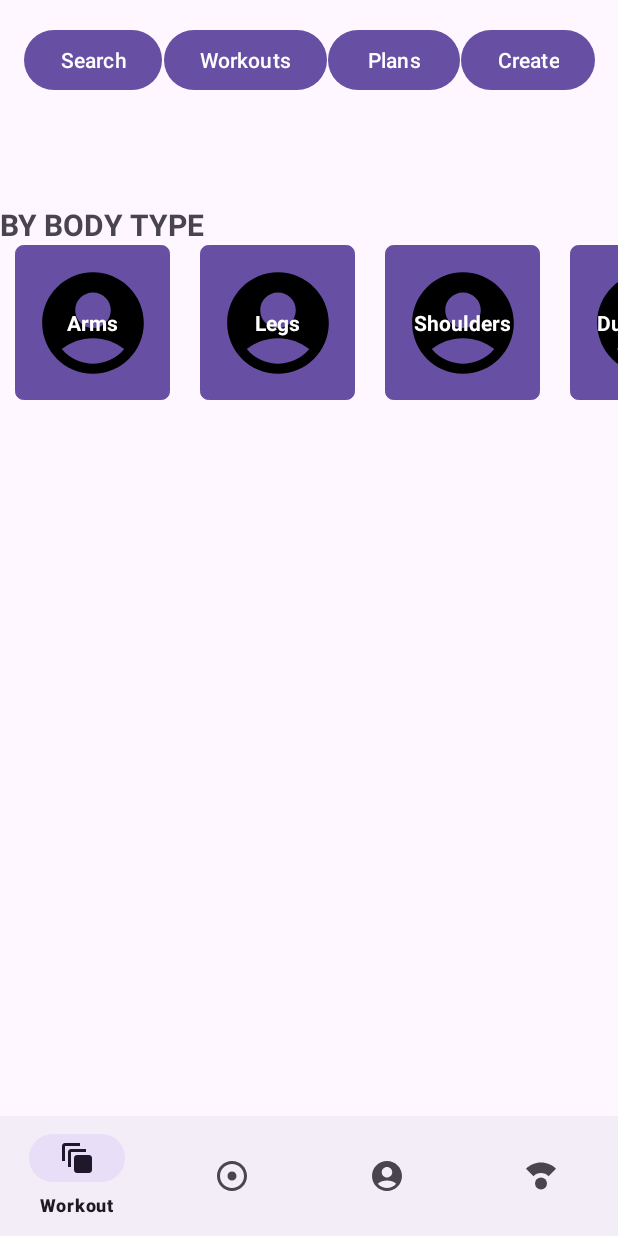
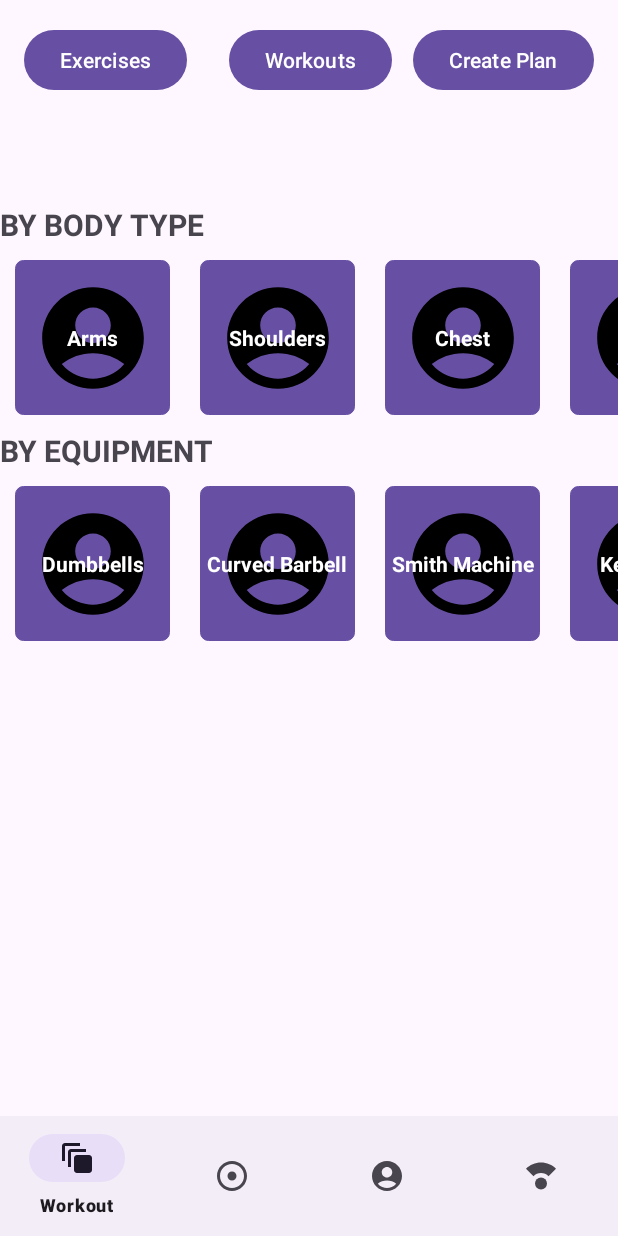
Before and after one commit to MichaelJMorrison/ValiantFitnessHons, an Android app: the screen it shows after launch (MainActivity), on a phone screen of 412 x 824 dp. Run offline under Robolectric (Android 15) with nearby library versions, the phone set to English and light mode, and no system bars.

Commit message:
Workout
Recycler Viewer for Workout Plan near complete, only need to add icons to recycler itens, functionality to fragments, from recycler and should have the main workout stage completed by wednesday

```diff
--- a/app/src/main/java/honours/application/valiantfitness/WorkoutFragment.java
+++ b/app/src/main/java/honours/application/valiantfitness/WorkoutFragment.java
@@ -11,9 +11,13 @@ import androidx.recyclerview.widget.RecyclerView;
 
 import java.util.ArrayList;
 import java.util.List;
+
+import android.util.Log;
 import android.view.LayoutInflater;
 import android.view.View;
 import android.view.ViewGroup;
+import android.widget.Button;
+import android.widget.TextView;
 
 import honours.application.valiantfitness.databinding.ActivityMainBinding;
 import honours.application.valiantfitness.exercisecategory.ExerciseCategory;
@@ -24,20 +28,26 @@ import honours.application.valiantfitness.recyclerviewadapters.ExerciseReyclerAd
  * Use the {@link WorkoutFragment#newInstance} factory method to
  * create an instance of this fragment.
  */
-public class WorkoutFragment extends Fragment {
+public class WorkoutFragment extends Fragment implements View.OnClickListener {
 
     // TODO: Rename parameter arguments, choose names that match
     // the fragment initialization parameters, e.g. ARG_ITEM_NUMBER
 
     private RecyclerView exerciseRecyler;
+    private RecyclerView exerciseRecyler2;
     private List<ExerciseCategory> exerciseCategoryList;
+    private List<ExerciseCategory> exerciseCategoryList2;
     private ExerciseReyclerAdapter RVAdapter;
+    private ExerciseReyclerAdapter RVAdapter2;
+
+    private String mode;
     // TODO: Rename and change types of parameters
     private String mParam1;
     private String mParam2;
 
     public WorkoutFragment() {
         // Required empty public constructor
+        this.mode = "Exercise";
     }
 
     /**
@@ -72,25 +82,118 @@ public class WorkoutFragment extends Fragment {
         return inflater.inflate(R.layout.fragment_workout, container, false);
     }
 
+    public List<ExerciseCategory> getExerciseBody(){
+
+        List<ExerciseCategory> ECL;
+        ECL= new ArrayList<>();
+        ECL.add(new ExerciseCategory("Arms","Arms"));
+        ECL.add(new ExerciseCategory("Shoulders","Shoulders"));
+        ECL.add(new ExerciseCategory("Chest","Chest"));
+        ECL.add(new ExerciseCategory("Legs","Legs"));
+        ECL.add(new ExerciseCategory("Back","Back"));
+        ECL.add(new ExerciseCategory("Abs","Abs"));
+    return  ECL;
+    };
+
+    public List<ExerciseCategory> getExerciseEquipment(){
+
+        List<ExerciseCategory> ECL;
+        ECL= new ArrayList<>();
+
+        ECL.add(new ExerciseCategory("Dumbbells","Chest"));
+        ECL.add(new ExerciseCategory("Curved Barbell","Chest"));
+        ECL.add(new ExerciseCategory("Smith Machine","Chest"));
+        ECL.add(new ExerciseCategory("Kettle Bell","Chest"));
+        ECL.add(new ExerciseCategory("No Equipment","Chest"));
+        return  ECL;
+    };
+
+    public List<ExerciseCategory> getWorkoutBody(){
+
+        List<ExerciseCategory> ECL;
+        ECL= new ArrayList<>();
+        ECL.add(new ExerciseCategory("Abs Basic","Abs"));
+
+        return  ECL;
+    };
+
+    public List<ExerciseCategory> getWorkoutEquipment(){
+
+        List<ExerciseCategory> ECL;
+        ECL= new ArrayList<>();
+
+        ECL.add(new ExerciseCategory("Upper Body Rush","Chest"));
+        ECL.add(new ExerciseCategory("Insanity Run","Cardio"));
+        return  ECL;
+    };
+
     @Override
     public void onViewCreated(@NonNull View view, @Nullable Bundle savedInstanceState) {
         super.onViewCreated(view, savedInstanceState);
-        this.exerciseCategoryList = new ArrayList<>();
-        this.exerciseCategoryList.add(new ExerciseCategory("Arms","Arms"));
-        this.exerciseCategoryList.add(new ExerciseCategory("Legs","Legs"));
-        this.exerciseCategoryList.add(new ExerciseCategory("Shoulders","Shoulders"));
-        this.exerciseCategoryList.add(new ExerciseCategory("Dumbbells","Arms"));
-        this.exerciseCategoryList.add(new ExerciseCategory("Bench","Legs"));
-        this.exerciseCategoryList.add(new ExerciseCategory("Smith Machine","Shoulders"));
-        this.exerciseCategoryList.add(new ExerciseCategory("Row","Arms"));
-        this.exerciseCategoryList.add(new ExerciseCategory("Back","Back"));
-        this.exerciseCategoryList.add(new ExerciseCategory("Shoulders","Shoulders"));
+        this.exerciseCategoryList = getExerciseEquipment();
+        this.exerciseCategoryList2 = getExerciseBody();
         exerciseRecyler = view.findViewById(R.id.rv_Exercise);
-        RVAdapter = new ExerciseReyclerAdapter(getContext(),exerciseCategoryList);
+        exerciseRecyler2 = view.findViewById(R.id.rv_Exercise2);
+        RVAdapter = new ExerciseReyclerAdapter(getContext(),exerciseCategoryList2);
+        RVAdapter2 = new ExerciseReyclerAdapter(getContext(),exerciseCategoryList);
         exerciseRecyler.setAdapter(RVAdapter);
+        exerciseRecyler2.setAdapter(RVAdapter2);
+
+
         LinearLayoutManager layoutManager
                 = new LinearLayoutManager(getContext(), LinearLayoutManager.HORIZONTAL, false);
-        exerciseRecyler.setLayoutManager(layoutManager);
+        LinearLayoutManager layoutManager2
+                = new LinearLayoutManager(getContext(), LinearLayoutManager.HORIZONTAL, false);
+       exerciseRecyler.setLayoutManager(layoutManager);
+       exerciseRecyler2.setLayoutManager(layoutManager2);
+
+        //swapRecyclers(view);
+        Button btnWorkout = view.findViewById(R.id.btnWorkout);
+        btnWorkout.setOnClickListener(this);
+        Button btnCreate = view.findViewById(R.id.btnCreate);
+        btnCreate.setOnClickListener(this);
+        Button btnPlan = view.findViewById(R.id.btnPlan);
+        btnPlan.setOnClickListener(this);
+    }
+    @Override
+    public void onClick(View view) {
+
+        switch (view.getId()) {
+
+            case R.id.btnWorkout:
+                this.mode = "Exercise";
+
+                swapRecyclers(view);
+                break;
+            case R.id.btnCreate:
+
+                break;
+            case R.id.btnPlan:
+                this.mode = "Plan";
+                swapRecyclers(view);
+                break;
+            default:
+                break;
+
+        }
+
+
 
     }
+
+    public void swapRecyclers(View view){
+        if (this.mode == "Exercise"){
+            this.exerciseCategoryList = getExerciseEquipment();
+            this.exerciseCategoryList2 = getExerciseBody();
+
+        }else {
+            this.exerciseCategoryList = getWorkoutEquipment();
+            this.exerciseCategoryList2 = getWorkoutBody();
+        }
+
+        RVAdapter.setExerciseCategories(exerciseCategoryList2);
+        RVAdapter2.setExerciseCategories(exerciseCategoryList);
+
+    }
+
 }
--- a/app/src/main/java/honours/application/valiantfitness/recyclerviewadapters/ExerciseReyclerAdapter.java
+++ b/app/src/main/java/honours/application/valiantfitness/recyclerviewadapters/ExerciseReyclerAdapter.java
@@ -19,11 +19,23 @@ public class ExerciseReyclerAdapter extends RecyclerView.Adapter<ExerciseReycler
     private Context context;
     private List<ExerciseCategory> exerciseCategories;
     private static final String TAG = "ExerciseReyclerAdapter";
+
+    private String mode;
     public ExerciseReyclerAdapter(Context context, List<ExerciseCategory> exerciseCategories) {
         super();
         this.context = context;
         this.exerciseCategories = exerciseCategories;
     }
+
+    public void setExerciseCategories(List<ExerciseCategory> newExerciseCategories) {
+        exerciseCategories = newExerciseCategories;
+        notifyDataSetChanged();
+    }
+
+    public void setMode(String mode) {
+        this.mode = mode;
+    }
+
 
     @NonNull
     @Override
@@ -39,15 +51,17 @@ public class ExerciseReyclerAdapter extends RecyclerView.Adapter<ExerciseReycler
 
     @Override
     public void onBindViewHolder(@NonNull ExerciseViewHolder holder, int position) {
-        ExerciseCategory exerciseCategory = this.exerciseCategories.get(position);
+        ExerciseCategory exerciseCategory = exerciseCategories.get(position);
         TextView textView = holder.itemView.findViewById(R.id.categoryText);
         textView.setText(exerciseCategory.getName());
     }
 
     @Override
     public int getItemCount() {
-        return this.exerciseCategories.size();
+        return exerciseCategories.size();
     }
+
+
 
     class ExerciseViewHolder extends RecyclerView.ViewHolder {
 
--- a/app/src/main/res/layout/fragment_workout.xml
+++ b/app/src/main/res/layout/fragment_workout.xml
@@ -9,25 +9,13 @@
 
 
     <Button
-        android:id="@+id/btnSearch"
-        android:layout_width="wrap_content"
-        android:layout_height="wrap_content"
-        android:text="Search"
-        app:layout_constraintBottom_toBottomOf="parent"
-        app:layout_constraintEnd_toEndOf="parent"
-        app:layout_constraintHorizontal_bias="0.05"
-        app:layout_constraintStart_toStartOf="parent"
-        app:layout_constraintTop_toTopOf="parent"
-        app:layout_constraintVertical_bias="0.023" />
-
-    <Button
         android:id="@+id/btnWorkout"
         android:layout_width="wrap_content"
         android:layout_height="wrap_content"
-        android:text="Workouts"
+        android:text="Exercises"
         app:layout_constraintBottom_toBottomOf="parent"
         app:layout_constraintEnd_toEndOf="parent"
-        app:layout_constraintHorizontal_bias="0.36"
+        app:layout_constraintHorizontal_bias="0.052"
         app:layout_constraintStart_toStartOf="parent"
         app:layout_constraintTop_toTopOf="parent"
         app:layout_constraintVertical_bias="0.023" />
@@ -36,11 +24,11 @@
         android:id="@+id/btnPlan"
         android:layout_width="wrap_content"
         android:layout_height="wrap_content"
-        android:text="Plans"
+        android:text="Workouts"
         app:layout_constraintBottom_toBottomOf="parent"
-        app:layout_constraintEnd_toEndOf="parent"
-        app:layout_constraintHorizontal_bias="0.674"
-        app:layout_constraintStart_toStartOf="parent"
+        app:layout_constraintEnd_toStartOf="@+id/btnCreate"
+        app:layout_constraintHorizontal_bias="0.666"
+        app:layout_constraintStart_toEndOf="@+id/btnWorkout"
         app:layout_constraintTop_toTopOf="parent"
         app:layout_constraintVertical_bias="0.023" />
 
@@ -48,10 +36,10 @@
         android:id="@+id/btnCreate"
         android:layout_width="wrap_content"
         android:layout_height="wrap_content"
-        android:text="Create"
+        android:text="Create Plan"
         app:layout_constraintBottom_toBottomOf="parent"
         app:layout_constraintEnd_toEndOf="parent"
-        app:layout_constraintHorizontal_bias="0.953"
+        app:layout_constraintHorizontal_bias="0.944"
         app:layout_constraintStart_toStartOf="parent"
         app:layout_constraintTop_toTopOf="parent"
         app:layout_constraintVertical_bias="0.023" />
@@ -70,7 +58,7 @@
         <LinearLayout
             android:layout_width="match_parent"
             android:layout_height="wrap_content"
-            android:orientation="vertical" >
+            android:orientation="vertical">
 
             <TextView
                 android:id="@+id/textView"
@@ -78,12 +66,31 @@
                 android:layout_height="wrap_content"
                 android:text="BY BODY TYPE"
                 android:textSize="20sp"
-                android:textStyle="bold" />
+                android:textStyle="bold"
+                android:layout_marginBottom="10dp"/>
 
             <androidx.recyclerview.widget.RecyclerView
                 android:id="@+id/rv_Exercise"
                 android:layout_width="wrap_content"
+                android:layout_height="wrap_content"
+                android:layout_marginBottom="10dp">
+
+            </androidx.recyclerview.widget.RecyclerView>
+
+            <TextView
+                android:id="@+id/textView2"
+                android:layout_width="match_parent"
+                android:layout_height="match_parent"
+                android:text="BY EQUIPMENT"
+                android:textSize="20sp"
+                android:textStyle="bold"
+                android:layout_marginBottom="10dp"/>
+
+            <androidx.recyclerview.widget.RecyclerView
+                android:id="@+id/rv_Exercise2"
+                android:layout_width="wrap_content"
                 android:layout_height="wrap_content" />
+
         </LinearLayout>
     </ScrollView>
 
```
